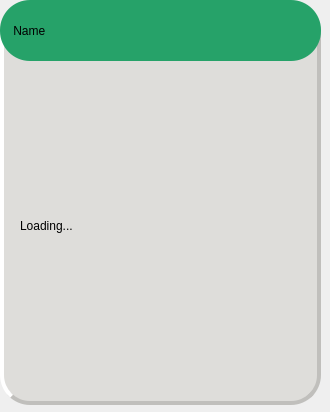
First picture: the form in apps/hpowerV2readvalues/widgets/hp_widget_generic_infostring.ui, repository GiovanniRaseraF/santoka_qt, before the edit.
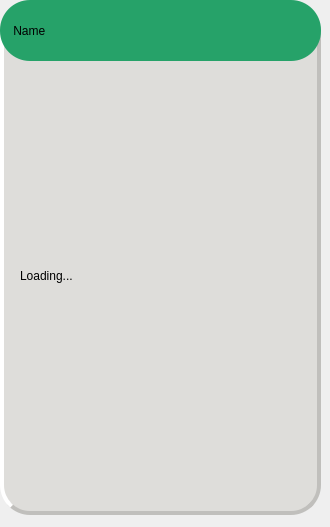
Second picture: the form after the edit.

The edit to the form file:
```diff
--- a/apps/hpowerV2readvalues/widgets/hp_widget_generic_infostring.ui
+++ b/apps/hpowerV2readvalues/widgets/hp_widget_generic_infostring.ui
@@ -7,7 +7,7 @@
     <x>0</x>
     <y>0</y>
     <width>330</width>
-    <height>412</height>
+    <height>527</height>
    </rect>
   </property>
   <property name="windowTitle">
@@ -19,7 +19,7 @@
      <x>0</x>
      <y>0</y>
      <width>321</width>
-     <height>411</height>
+     <height>521</height>
     </rect>
    </property>
    <widget class="QPushButton" name="pushButton">
@@ -28,7 +28,7 @@
       <x>0</x>
       <y>4</y>
       <width>321</width>
-      <height>401</height>
+      <height>511</height>
      </rect>
     </property>
     <property name="styleSheet">
@@ -69,7 +69,7 @@
       <x>20</x>
       <y>70</y>
       <width>281</width>
-      <height>311</height>
+      <height>411</height>
      </rect>
     </property>
     <property name="styleSheet">
```
